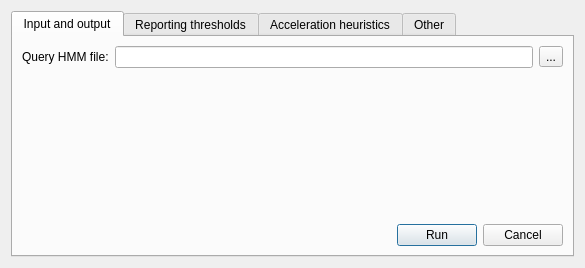
Before: the Qt Designer form src/plugins_3rdparty/hmm3/src/search/ui/UHMM3SearchDialog.ui in violethaze74/ugene, drawn with Qt 5.
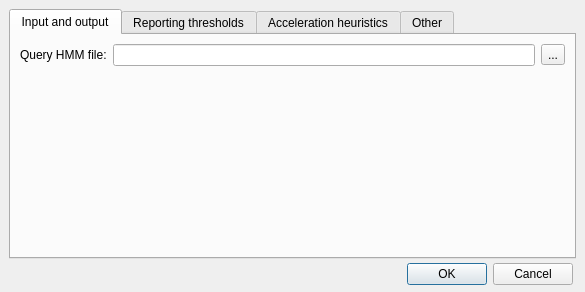
After: the same form once the commit is applied.

Commit message: Help system for all dialogs, UI improvements for all dialogs.

What changed in the file:
```diff
--- a/src/plugins_3rdparty/hmm3/src/search/ui/UHMM3SearchDialog.ui
+++ b/src/plugins_3rdparty/hmm3/src/search/ui/UHMM3SearchDialog.ui
@@ -7,19 +7,25 @@
     <x>0</x>
     <y>0</y>
     <width>585</width>
-    <height>268</height>
+    <height>292</height>
    </rect>
   </property>
   <property name="windowTitle">
    <string>Dialog</string>
   </property>
-  <layout class="QHBoxLayout" name="horizontalLayout">
-   <item>
     <widget class="QTabWidget" name="tabWidget">
-     <property name="sizeHint" stdset="0">
-      <size>
+   <property name="geometry">
+    <rect>
+     <x>9</x>
+     <y>9</y>
        <width>567</width>
-       <height>314</height>
+     <height>250</height>
+    </rect>
+   </property>
+   <property name="sizeHint" stdset="0">
+    <size>
+     <width>447</width>
+     <height>311</height>
       </size>
      </property>
      <property name="tabShape">
@@ -69,37 +75,6 @@
            </property>
           </spacer>
          </item>
-         <item>
-          <layout class="QHBoxLayout" name="horizontalLayout_2">
-           <item>
-            <spacer name="horizontalBottomSpacer">
-             <property name="orientation">
-              <enum>Qt::Horizontal</enum>
-             </property>
-             <property name="sizeHint" stdset="0">
-              <size>
-               <width>40</width>
-               <height>20</height>
-              </size>
-             </property>
-            </spacer>
-           </item>
-           <item>
-            <widget class="QPushButton" name="searchButton">
-             <property name="text">
-              <string>Run</string>
-             </property>
-            </widget>
-           </item>
-           <item>
-            <widget class="QPushButton" name="cancelButton">
-             <property name="text">
-              <string>Cancel</string>
-             </property>
-            </widget>
-           </item>
-          </layout>
-         </item>
         </layout>
        </item>
       </layout>
@@ -591,8 +566,19 @@
       </layout>
      </widget>
     </widget>
-   </item>
-  </layout>
+  <widget class="QDialogButtonBox" name="buttonBox">
+   <property name="geometry">
+    <rect>
+     <x>30</x>
+     <y>263</y>
+     <width>543</width>
+     <height>23</height>
+    </rect>
+   </property>
+   <property name="standardButtons">
+    <set>QDialogButtonBox::Cancel|QDialogButtonBox::Ok</set>
+   </property>
+  </widget>
  </widget>
  <resources/>
  <connections/>
```
Left out of the diff: 14 changed lines with no effect on the pictures. Lines whose indentation alone changed are shown as unchanged. The commit also changes 309 other files.
